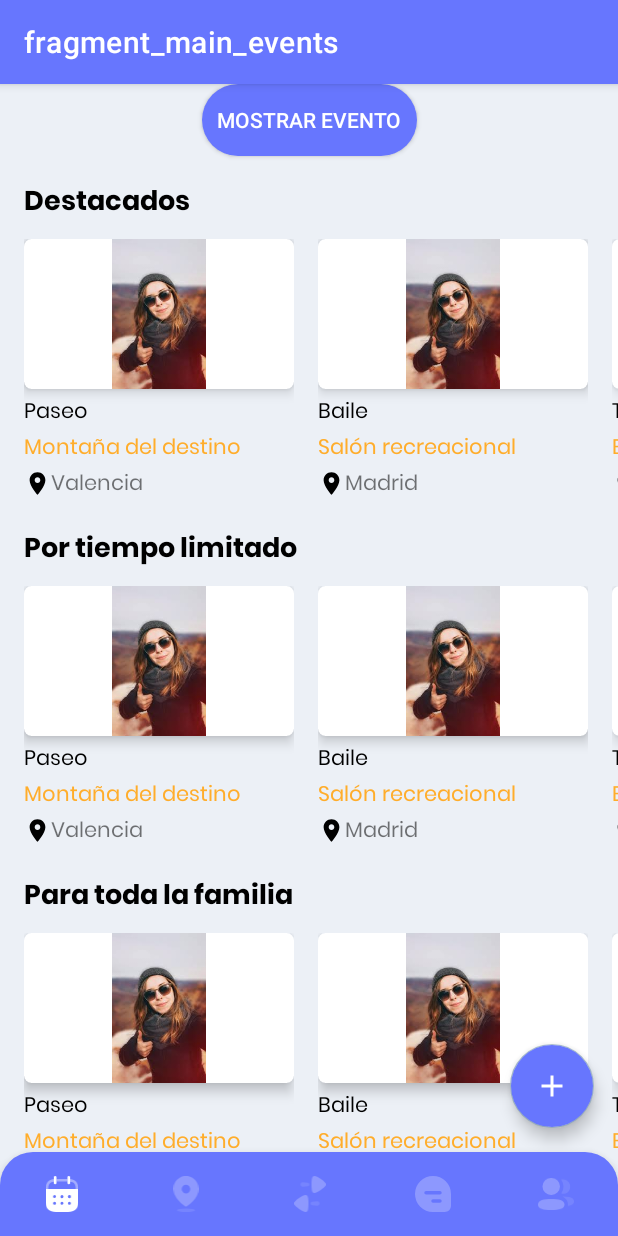
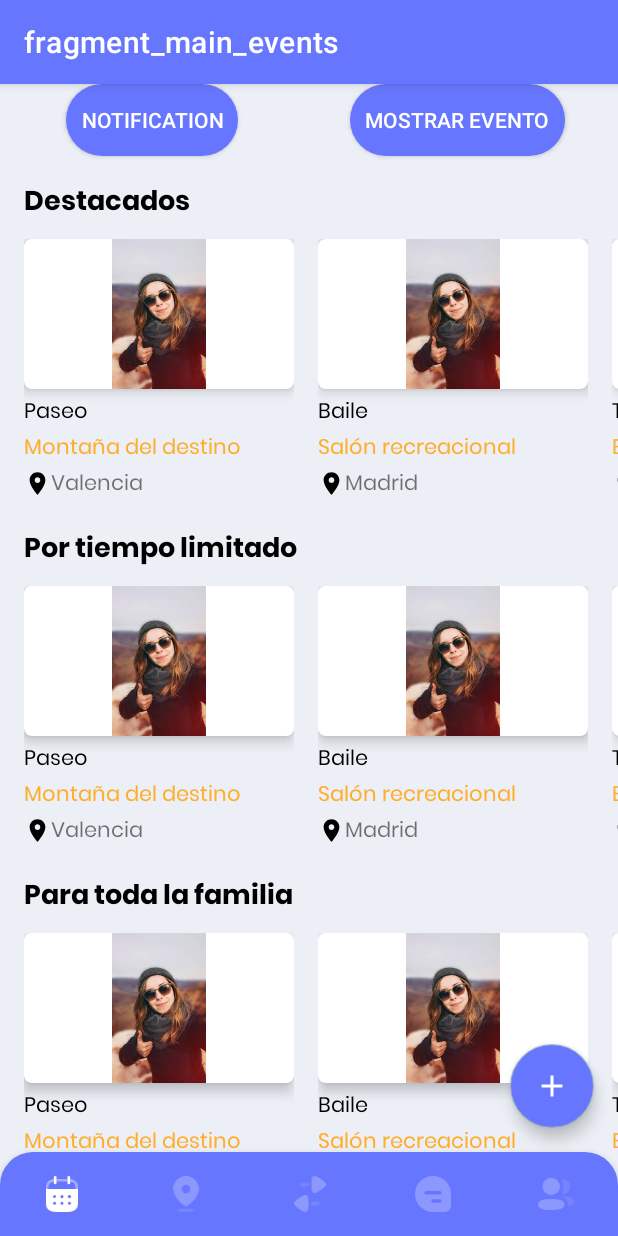
Before and after one commit to AndresOtalora01/GroupZ, an Android app: the MainEventsFragment screen opened through its navigation route, on a phone screen of 412 x 824 dp. Run offline under Robolectric (Android 15) with nearby library versions, the phone set to English and light mode, and no system bars; our stand-ins replace navigation-ui.

Commit message:
vista completa - lista de notificaciones

```diff
--- a/app/src/main/java/cat/copernic/groupz/ui/activities/main/fragments/events/MainEventsFragment.kt
+++ b/app/src/main/java/cat/copernic/groupz/ui/activities/main/fragments/events/MainEventsFragment.kt
@@ -36,7 +36,11 @@ class MainEventsFragment : Fragment() {
             findNavController().navigate(R.id.action_mainEventsFragment_to_createEventFragment)
         }
 
-        mainCategoryRecycler = view?.findViewById(R.id.mainRecyclerEvents)
+        binding.btnNotifications.setOnClickListener {
+            findNavController().navigate(R.id.action_mainEventsFragment_to_notificationsFragment)
+        }
+
+        mainCategoryRecycler = view.findViewById(R.id.mainRecyclerEvents)
 
         //primera categoria de prueba
         val categoryItemList : MutableList<CategoryItem> = ArrayList()
--- a/app/src/main/res/layout/fragment_main_events.xml
+++ b/app/src/main/res/layout/fragment_main_events.xml
@@ -9,6 +9,18 @@
 
 
     <android.widget.Button
+        android:id="@+id/btnNotifications"
+        android:layout_width="wrap_content"
+        android:layout_height="wrap_content"
+        android:layout_marginStart="44dp"
+        android:background="@drawable/custom_button"
+        android:padding="10dp"
+        android:text="notification"
+        android:textColor="@color/white"
+        app:layout_constraintStart_toStartOf="parent"
+        app:layout_constraintTop_toTopOf="parent" />
+
+    <android.widget.Button
         android:id="@+id/btnShowEnevt"
         android:layout_width="wrap_content"
         android:layout_height="wrap_content"
@@ -18,6 +30,7 @@
         android:text="mostrar evento"
         android:textColor="@color/white"
         app:layout_constraintEnd_toEndOf="parent"
+        app:layout_constraintHorizontal_bias="0.869"
         app:layout_constraintStart_toStartOf="parent"
         app:layout_constraintTop_toTopOf="parent" />
 
@@ -43,7 +56,6 @@
         android:backgroundTint="@color/blue_primary"
         android:src="@drawable/ic_plus"
         app:layout_constraintBottom_toBottomOf="parent"
-        app:layout_constraintEnd_toEndOf="parent"
-        />
+        app:layout_constraintEnd_toEndOf="parent" />
 
 </androidx.constraintlayout.widget.ConstraintLayout>
--- a/app/src/main/res/navigation/main_nav.xml
+++ b/app/src/main/res/navigation/main_nav.xml
@@ -20,6 +20,9 @@
         <action
             android:id="@+id/action_mainEventsFragment_to_createEventFragment"
             app:destination="@id/createEventFragment" />
+        <action
+            android:id="@+id/action_mainEventsFragment_to_notificationsFragment"
+            app:destination="@id/notificationsFragment" />
     </fragment>
     <fragment
         android:id="@+id/nearbyPeopleFragment"
@@ -85,4 +88,9 @@
         android:name="cat.copernic.groupz.ui.activities.main.fragments.events.CreateEventFragment"
         android:label="fragment_create_event"
         tools:layout="@layout/fragment_create_event" />
+    <fragment
+        android:id="@+id/notificationsFragment"
+        android:name="cat.copernic.groupz.ui.activities.main.fragments.notifications.NotificationsFragment"
+        android:label="fragment_notifications"
+        tools:layout="@layout/fragment_notifications" />
 </navigation>
```
Also changed, not shown: app/src/main/java/cat/copernic/groupz/ui/activities/main/fragments/notifications/NotificationsAdapter.kt (added, +46 -0 lines), app/src/main/java/cat/copernic/groupz/ui/activities/main/fragments/notifications/NotificationsFragment.kt (added, +53 -0 lines), app/src/main/res/layout/fragment_notifications.xml (added, +21 -0 lines), app/src/main/res/layout/notification_item.xml (added, +59 -0 lines).
